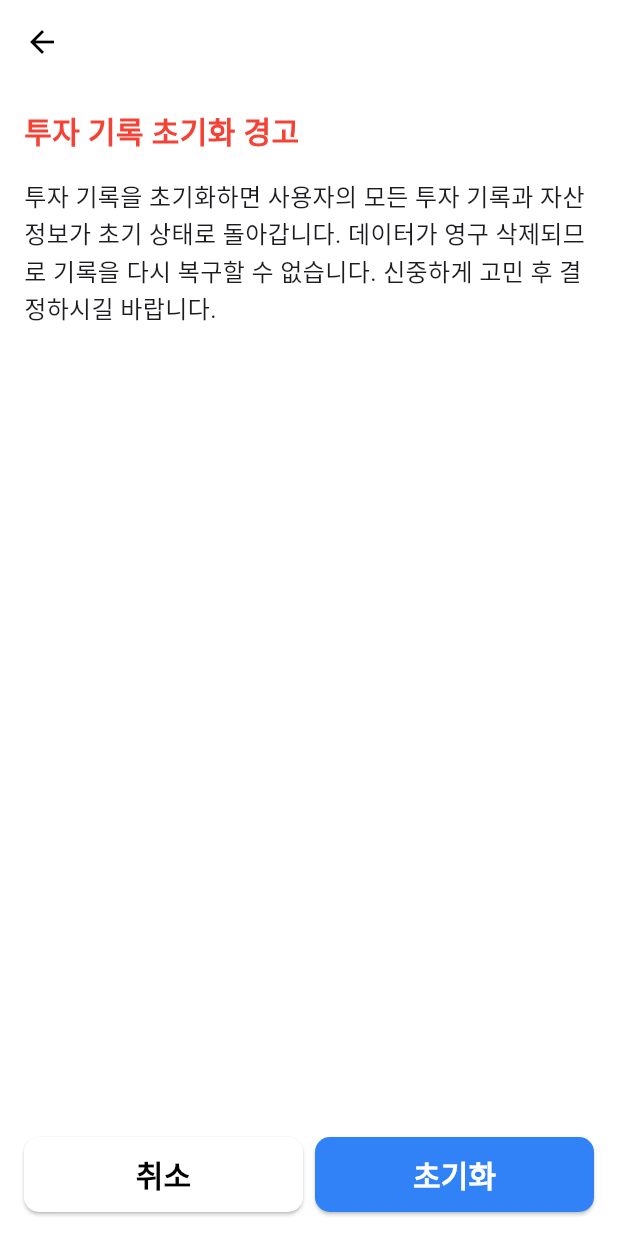
After one commit to seo0o519/StocklyApp, a Flutter app: the screen it shows after launch, item 4 of the bottom bar chosen, after a tap on "투자 기록 초기화", on a phone screen of 412 x 824 dp. The commit adds this screen. Run offline on Flutter 3.47's test engine with Material 3 defaults, Android fonts, the phone set to English and light mode, and no system bars; our stand-ins replace flutter_svg; missing offline and left inert: candlesticks.

Commit message:
feat: 초기화, 로그아웃, 탈퇴 페이지 구현

```diff
--- a/lib/main.dart
+++ b/lib/main.dart
@@ -35,6 +35,10 @@ class MyApp extends StatelessWidget {
           hoverColor: Color(0xFF3182F6).withOpacity(0.1), // 마우스를 올렸을 때 색상
           focusColor: Color(0xFF3182F6), // 포커스 상태일 때 색상
           borderRadius: BorderRadius.circular(10)
+        ),
+        dialogTheme: DialogTheme(
+          backgroundColor: Colors.white,
+          shape: RoundedRectangleBorder(borderRadius: BorderRadius.circular(10))
         )
       ),
       initialRoute: '/',
--- /dev/null
+++ b/lib/screens/bankruptcy.dart
@@ -0,0 +1,92 @@
+import 'package:flutter/material.dart';
+
+class Bankruptcy extends StatelessWidget {
+  @override
+  Widget build(BuildContext context) {
+    return Scaffold(
+      appBar: AppBar(),
+      body: SafeArea(
+        child:
+        Padding(
+          padding: const EdgeInsets.all(16.0),
+          child: Column(
+            crossAxisAlignment: CrossAxisAlignment.start,
+            children: [
+              Text(
+                "투자 기록 초기화 경고",
+                style: TextStyle(
+                  fontSize: 20,
+                  fontWeight: FontWeight.bold,
+                  color: Colors.red,
+                ),
+              ),
+              SizedBox(height: 16),
+              Text(
+                "투자 기록을 초기화하면 사용자의 모든 투자 기록과 자산 정보가 초기 상태로 돌아갑니다. "
+                    "데이터가 영구 삭제되므로 기록을 다시 복구할 수 없습니다. 신중하게 고민 후 결정하시길 바랍니다.",
+                style: TextStyle(fontSize: 16, height: 1.5),
+              ),
+              Spacer(), // 남은 공간을 채워 버튼을 아래로 밀어냄
+              Row(
+                children:[
+                  Expanded(
+                    child:
+                    ElevatedButton(
+                      style: ElevatedButton.styleFrom(
+                        backgroundColor: Colors.white,
+                        shape: RoundedRectangleBorder(borderRadius: BorderRadius.circular(10)),
+                          minimumSize: Size(double.infinity, 50)
+                      ),
+                      onPressed: () {
+                        Navigator.pop(context);
+                      },
+                      child: Text("취소", style: TextStyle(color: Colors.black, fontWeight: FontWeight.bold, fontSize: 20),),
+                    ),
+                  ),
+                  SizedBox(width:8),
+                  Expanded(
+                    child:
+                    ElevatedButton(
+                      style: ElevatedButton.styleFrom(
+                        backgroundColor: Color(0xFF3182F6),
+                        shape: RoundedRectangleBorder(borderRadius: BorderRadius.circular(10)),
+                        minimumSize: Size(double.infinity, 50)
+                      ),
+                      onPressed: () {
+                        // 초기화 로직 추가
+                        showDialog(
+                          context: context,
+                          builder: (context) => AlertDialog(
+                            title: Text("경고"),
+                            content: Text("정말로 투자 기록을 초기화하시겠습니까?"),
+                            actions: [
+                              TextButton(
+                                onPressed: () {
+                                  Navigator.pop(context); // 다이얼로그 닫기
+                                },
+                                child: Text("취소", style: TextStyle(color: Colors.black)),
+                              ),
+                              TextButton(
+                                onPressed: () {
+                                  // 초기화 처리 로직 추가
+                                  Navigator.pop(context); // 다이얼로그 닫기
+                                  Navigator.pop(context); // 이전 화면으로 돌아가기
+                                },
+                                child: Text("확인", style: TextStyle(color: Colors.black)),
+                              ),
+                            ],
+                          ),
+                        );
+                      },
+                      child: Text("초기화", style: TextStyle(color: Colors.white, fontWeight: FontWeight.bold, fontSize: 20)),
+                    ),
+                  )
+                ],
+              ),
+            ],
+          ),
+        ),
+      )
+    );
+  }
+}
--- a/lib/screens/charge.dart
+++ b/lib/screens/charge.dart
@@ -5,7 +5,8 @@ class Charge extends StatelessWidget {
   Widget build(BuildContext context) {
     return Scaffold(
       appBar: AppBar(),
-      body:
+      body: SafeArea(
+        child:
         GestureDetector(
           onTap: () => FocusScope.of(context).unfocus(),
           child:
@@ -48,6 +49,7 @@ class Charge extends StatelessWidget {
                 )
               ),
               SizedBox(height: 10),
+              Spacer(),
               Padding(
                 padding: EdgeInsets.symmetric(horizontal: 20, vertical: 8),
                 child: SizedBox(
@@ -73,6 +75,7 @@ class Charge extends StatelessWidget {
             ]
           ),
         )
+    )
     );
   }
 }
--- a/lib/screens/settings.dart
+++ b/lib/screens/settings.dart
@@ -1,6 +1,7 @@
 import 'package:flutter/material.dart';
 import 'package:flutter_svg/flutter_svg.dart';
 import 'package:stockly/screens/charge.dart';
+import 'package:stockly/screens/bankruptcy.dart';
 
 class SettingsScreen extends StatelessWidget {
   @override
@@ -65,13 +66,24 @@ class SettingsScreen extends StatelessWidget {
                       ),
                     ),
                     SizedBox(height: 20),
-                    Row(
+                    GestureDetector(
+                      onTap: () {
+                        Navigator.push(
+                          context,
+                          MaterialPageRoute(builder: (context) => Bankruptcy()),
+                        );
+                      },
+                      child: Container( // Row 전체를 감싸는 Container
+                        color: Colors.transparent, // 클릭 가능한 영역 표시를 위해 투명 배경 추가
+                        child: Row(
                           mainAxisAlignment: MainAxisAlignment.spaceBetween, // 왼쪽과 오른쪽 끝으로 배치
                           crossAxisAlignment: CrossAxisAlignment.start,
                           children: [
                             Text("투자 기록 초기화", style: const TextStyle(fontSize: 18)),
                             Icon(Icons.arrow_forward_ios, size: 18),
-                        ]
+                          ],
+                        ),
+                      ),
                     ),
                   ]
               ),
@@ -94,22 +106,80 @@ class SettingsScreen extends StatelessWidget {
                   children: [
                     Text("계정 관리", style: const TextStyle(fontSize: 22)),
                     SizedBox(height: 25),
-                    Row(
+                    GestureDetector(
+                      onTap: () {
+                        showDialog(
+                          context: context,
+                          builder: (context) => AlertDialog(
+                            title: Text("로그아웃"),
+                            content: Text("로그아웃 하시겠습니까?"),
+                            actions: [
+                              TextButton(
+                                onPressed: () {
+                                  Navigator.pop(context); // 다이얼로그 닫기
+                                },
+                                child: Text("취소", style: TextStyle(color: Colors.black)),
+                              ),
+                              TextButton(
+                                onPressed: () {
+                                  // 초기화 처리 로직 추가
+                                  Navigator.pop(context); // 다이얼로그 닫기
+                                },
+                                child: Text("확인", style: TextStyle(color: Colors.black)),
+                              ),
+                            ],
+                          ),
+                        );
+                      },
+                      child: Container( // Row 전체를 감싸는 Container
+                        color: Colors.transparent, // 클릭 가능한 영역 표시를 위해 투명 배경 추가
+                        child: Row(
                           mainAxisAlignment: MainAxisAlignment.spaceBetween, // 왼쪽과 오른쪽 끝으로 배치
                           crossAxisAlignment: CrossAxisAlignment.start,
                           children: [
                             Text("로그아웃", style: const TextStyle(fontSize: 18)),
                             Icon(Icons.arrow_forward_ios, size: 18),
-                        ]
+                          ],
+                        ),
+                      ),
                     ),
                     SizedBox(height: 20),
-                    Row(
+                    GestureDetector(
+                      onTap: () {
+                        showDialog(
+                          context: context,
+                          builder: (context) => AlertDialog(
+                            title: Text("회원 탈퇴"),
+                            content: Text("회원 탈퇴시 사용자의 투자 기록이 영구 삭제됩니다. 그래도 탈퇴하시겠습니까?"),
+                            actions: [
+                              TextButton(
+                                onPressed: () {
+                                  Navigator.pop(context); // 다이얼로그 닫기
+                                },
+                                child: Text("취소", style: TextStyle(color: Colors.black)),
+                              ),
+                              TextButton(
+                                onPressed: () {
+                                  // 초기화 처리 로직 추가
+                                  Navigator.pop(context); // 다이얼로그 닫기
+                                },
+                                child: Text("확인", style: TextStyle(color: Colors.black)),
+                              ),
+                            ],
+                          ),
+                        );
+                      },
+                      child: Container( // Row 전체를 감싸는 Container
+                        color: Colors.transparent, // 클릭 가능한 영역 표시를 위해 투명 배경 추가
+                        child: Row(
                           mainAxisAlignment: MainAxisAlignment.spaceBetween, // 왼쪽과 오른쪽 끝으로 배치
                           crossAxisAlignment: CrossAxisAlignment.start,
                           children: [
                             Text("회원탈퇴", style: const TextStyle(fontSize: 18)),
                             Icon(Icons.arrow_forward_ios, size: 18),
-                        ]
+                          ],
+                        ),
+                      ),
                     ),
                   ]
               ),
```
Lines whose indentation alone changed are shown as unchanged.
